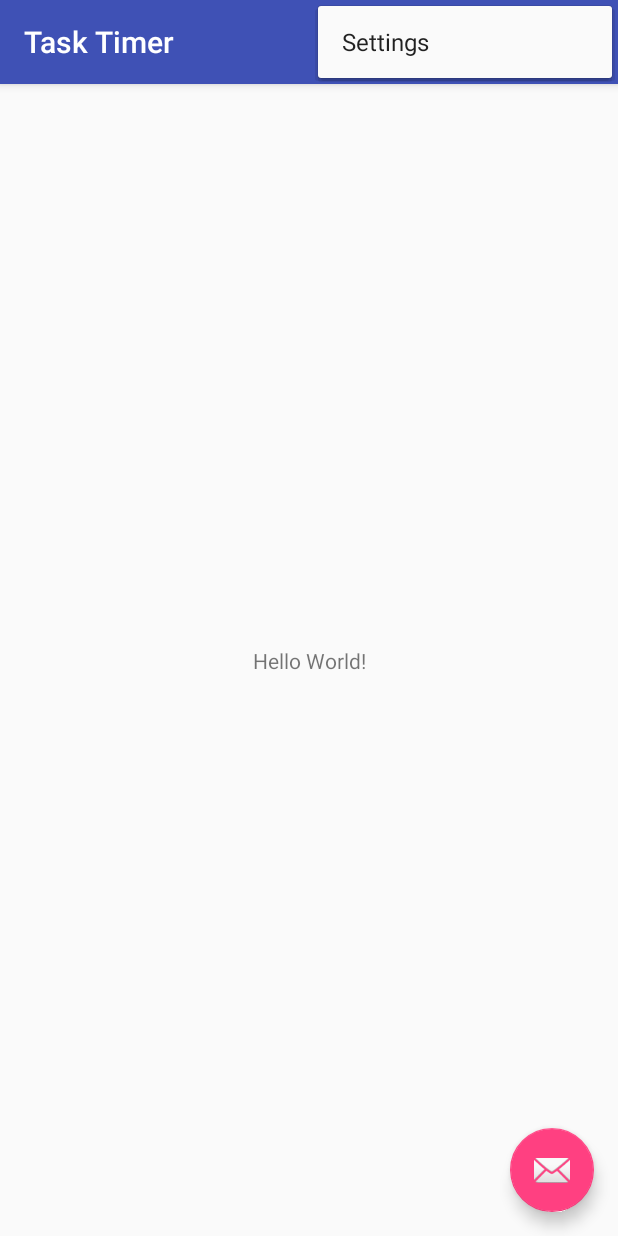
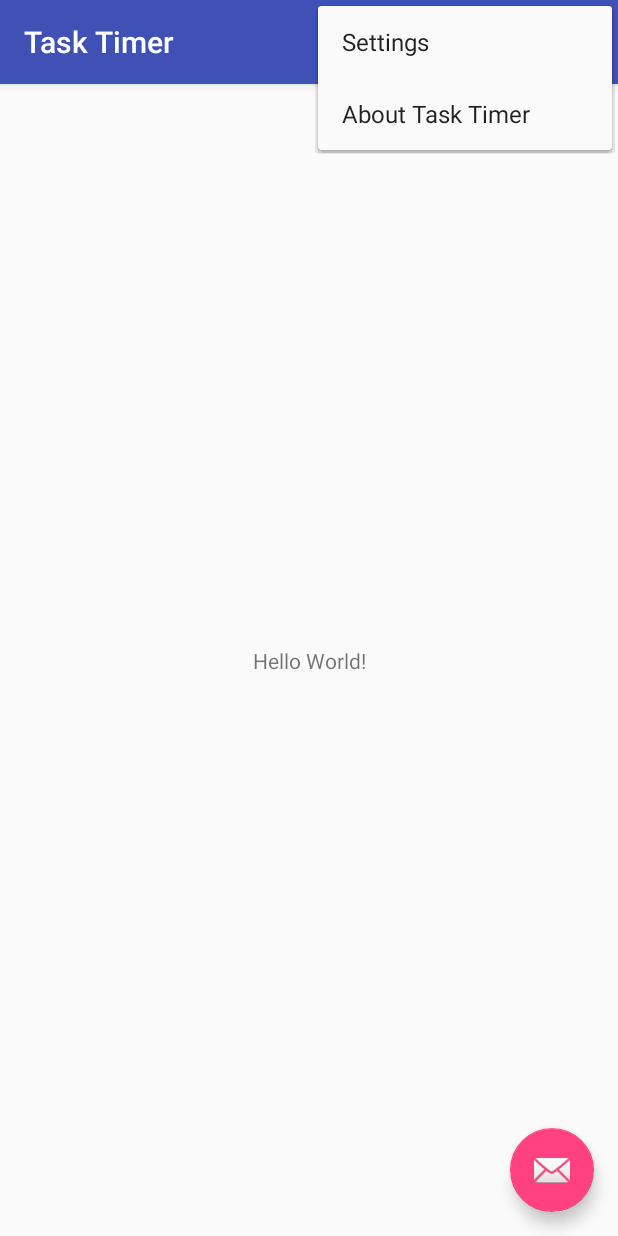
Before and after one commit to ponterip1/TaskTimer, an Android app: the screen it shows after launch (MainActivity), with the options menu open, on a phone screen of 412 x 824 dp. Run offline under Robolectric (Android 15) with nearby library versions, the phone set to English and light mode, and no system bars.

Commit message:
Added main menu options to user interface

```diff
--- a/app/src/main/java/com/peterponterio/tasktimer/MainActivity.java
+++ b/app/src/main/java/com/peterponterio/tasktimer/MainActivity.java
@@ -190,7 +190,7 @@ public class MainActivity extends AppCompatActivity {
         int id = item.getItemId();
 
         //noinspection SimplifiableIfStatement
-        if (id == R.id.action_settings) {
+        if (id == R.id.menumain_settings) {
             return true;
         }
 
--- a/app/src/main/res/menu/menu_main.xml
+++ b/app/src/main/res/menu/menu_main.xml
@@ -3,8 +3,32 @@
     xmlns:tools="http://schemas.android.com/tools"
     tools:context="com.peterponterio.tasktimer.MainActivity">
     <item
-        android:id="@+id/action_settings"
+        android:id="@+id/menumain_addTask"
+        android:icon="@android:drawable/ic_menu_add"
         android:orderInCategory="100"
-        android:title="@string/action_settings"
+        android:title="@string/menutitle_addTask"
+        app:showAsAction="ifRoom" />
+    <item
+        android:id="@+id/menumain_showDurations"
+        android:icon="@android:drawable/ic_menu_view"
+        android:orderInCategory="101"
+        android:title="@string/menumain_showDurations"
+        app:showAsAction="ifRoom" />
+    <item
+        android:id="@+id/menumain_settings"
+        android:orderInCategory="102"
+        android:title="@string/menumain_settings"
+        app:showAsAction="never" />
+    <item
+        android:id="@+id/menumain_showAbout"
+        android:icon="@android:drawable/ic_menu_info_details"
+        android:orderInCategory="103"
+        android:title="@string/menumain_showAbout"
+        app:showAsAction="ifRoom" />
+    <item
+        android:id="@+id/menumain_generate"
+        android:orderInCategory="104"
+        android:title="@string/menumain_generate"
+        android:visible="false"
         app:showAsAction="never" />
 </menu>
--- a/app/src/main/res/values/strings.xml
+++ b/app/src/main/res/values/strings.xml
@@ -1,4 +1,9 @@
 <resources>
     <string name="app_name">Task Timer</string>
     <string name="action_settings">Settings</string>
+    <string name="menutitle_addTask">Add Task</string>
+    <string name="menumain_showDurations">Durations Report</string>
+    <string name="menumain_settings">Settings</string>
+    <string name="menumain_showAbout">About Task Timer</string>
+    <string name="menumain_generate">Generate Data</string>
 </resources>
```
